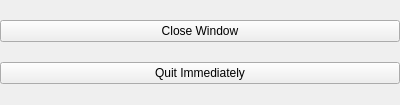
Qt form desktop/bar/currentappwidgetmenu.ui (theCheeseboard/thedesk) before a commit.
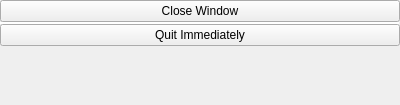
The same form after that commit. Icons and pictures are not drawn. Custom widgets are drawn as their Qt base class.

Commit message: Implement actions on application menu

What changed in the file:
```diff
--- a/desktop/bar/currentappwidgetmenu.ui
+++ b/desktop/bar/currentappwidgetmenu.ui
@@ -51,6 +51,24 @@
        <property name="bottomMargin">
         <number>0</number>
        </property>
+       <item alignment="Qt::AlignTop">
+        <widget class="QWidget" name="widget" native="true">
+         <layout class="QVBoxLayout" name="verticalLayout_5">
+          <property name="spacing">
+           <number>0</number>
+          </property>
+          <property name="leftMargin">
+           <number>0</number>
+          </property>
+          <property name="topMargin">
+           <number>0</number>
+          </property>
+          <property name="rightMargin">
+           <number>0</number>
+          </property>
+          <property name="bottomMargin">
+           <number>0</number>
+          </property>
        <item>
         <widget class="QPushButton" name="closeWindowButton">
          <property name="text">
@@ -61,14 +79,68 @@
          </property>
         </widget>
        </item>
+          <item>
+           <widget class="QWidget" name="actionsWidget" native="true">
+            <layout class="QVBoxLayout" name="verticalLayout_6">
+             <property name="spacing">
+              <number>0</number>
+             </property>
+             <property name="leftMargin">
+              <number>0</number>
+             </property>
+             <property name="topMargin">
+              <number>0</number>
+             </property>
+             <property name="rightMargin">
+              <number>0</number>
+             </property>
+             <property name="bottomMargin">
+              <number>0</number>
+             </property>
+             <item>
+              <widget class="Line" name="line_2">
+               <property name="maximumSize">
+                <size>
+                 <width>16777215</width>
+                 <height>1</height>
+                </size>
+               </property>
+               <property name="orientation">
+                <enum>Qt::Horizontal</enum>
+               </property>
+              </widget>
+             </item>
+             <item>
+              <layout class="QVBoxLayout" name="actionsLayout"/>
+             </item>
+             <item>
+              <widget class="Line" name="line">
+               <property name="maximumSize">
+                <size>
+                 <width>16777215</width>
+                 <height>1</height>
+                </size>
+               </property>
+               <property name="orientation">
+                <enum>Qt::Horizontal</enum>
+               </property>
+              </widget>
+             </item>
+            </layout>
+           </widget>
+          </item>
        <item>
         <widget class="QPushButton" name="quitImmediateButton">
          <property name="text">
           <string notr="true">Quit Immediately</string>
          </property>
          <property name="icon">
-          <iconset theme="application-exit"/>
-         </property>
+             <iconset theme="application-exit">
+              <normaloff>.</normaloff>.</iconset>
+            </property>
+           </widget>
+          </item>
+         </layout>
         </widget>
        </item>
       </layout>
```
Left out of the diff: 9 changed lines with no effect on the pictures. Lines whose indentation alone changed are shown as unchanged. The commit also changes 15 other files.
